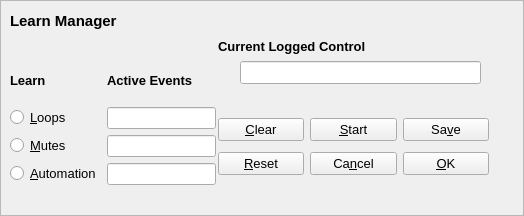
Before: the Qt Designer form seq_qt5/src/gui/qlearnframe.ui in ahlstromcj/seq66, drawn with Qt 5.
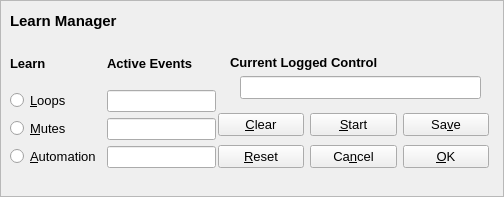
After: the same form once the commit is applied.

What changed in the file:
```diff
--- a/seq_qt5/src/gui/qlearnframe.ui
+++ b/seq_qt5/src/gui/qlearnframe.ui
@@ -6,8 +6,8 @@
    <rect>
     <x>0</x>
     <y>0</y>
-    <width>524</width>
-    <height>216</height>
+    <width>504</width>
+    <height>197</height>
    </rect>
   </property>
   <property name="windowTitle">
@@ -38,8 +38,8 @@
   <widget class="QLabel" name="current_logged_control_label">
    <property name="geometry">
     <rect>
-     <x>218</x>
-     <y>37</y>
+     <x>230</x>
+     <y>53</y>
      <width>153</width>
      <height>18</height>
     </rect>
@@ -58,7 +58,7 @@
    <property name="geometry">
     <rect>
      <x>240</x>
-     <y>61</y>
+     <y>76</y>
      <width>241</width>
      <height>23</height>
     </rect>
@@ -68,7 +68,7 @@
    <property name="geometry">
     <rect>
      <x>10</x>
-     <y>60</y>
+     <y>43</y>
      <width>206</width>
      <height>125</height>
     </rect>
@@ -151,9 +151,9 @@
    <property name="geometry">
     <rect>
      <x>218</x>
-     <y>113</y>
+     <y>110</y>
      <width>271</width>
-     <height>69</height>
+     <height>61</height>
     </rect>
    </property>
    <layout class="QGridLayout" name="gridLayout">
```
Left out of the diff: 2 changed lines with no effect on the pictures.
